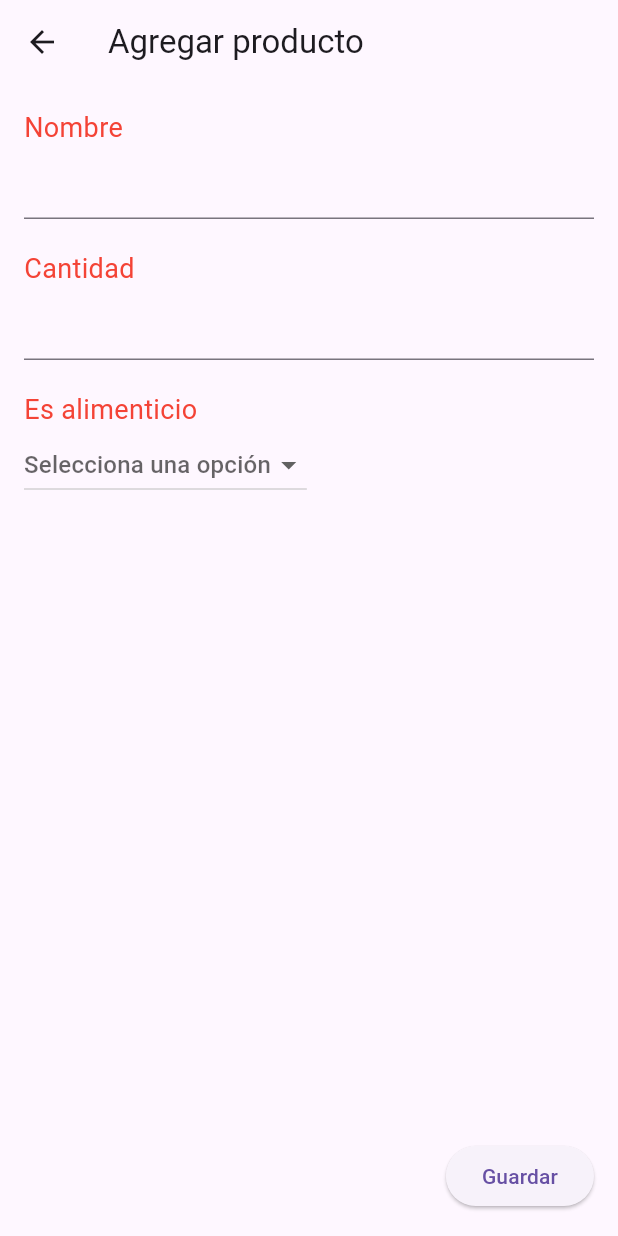
After one commit to JuanManuelB001/FlutterResyApp, a Flutter app: the InventoryScreen screen opened by its route, after a tap on "Agregar Producto", on a phone screen of 412 x 824 dp. The commit adds this screen. Run offline on Flutter 3.47's test engine with Material 3 defaults, Android fonts, the phone set to English and light mode, and no system bars.

Commit message:
Agregando nuevas pantallas - Inventario/productos

```diff
--- a/lib/main.dart
+++ b/lib/main.dart
@@ -4,6 +4,11 @@ import 'pantallas/login_screen.dart';
 import 'pantallas/menu_screen.dart';
 import 'pantallas/gestion_usuarios_screen.dart';
 import 'pantallas/crear_usuario_screen.dart';
+// Pantallas nuevas del módulo de productos
+import 'pantallas/inventory_screen.dart';
+import 'pantallas/agregar_producto_screen.dart';
+import 'pantallas/gestionar_producto_screen.dart';
+import 'pantallas/eliminar_producto_screen.dart';
 
 void main() {
   runApp(const ResyApp());
@@ -24,6 +29,11 @@ class ResyApp extends StatelessWidget {
         '/menu': (context) => const MenuScreen(),
         '/gestion': (context) => const GestionUsuariosScreen(),
         '/crear': (context) => const CrearUsuarioScreen(),
+        // Rutas nuevas del inventario
+        '/inventario': (context) => const InventoryScreen(),
+        '/agregar': (context) => const AgregarProductoScreen(),
+        '/gestionar': (context) => const GestionarProductoScreen(),
+        '/eliminar': (context) => const EliminarProductoScreen(),
       },
     );
   }
--- /dev/null
+++ b/lib/pantallas/agregar_producto_screen.dart
@@ -0,0 +1,75 @@
+import 'package:flutter/material.dart';
+
+class AgregarProductoScreen extends StatefulWidget {
+  const AgregarProductoScreen({super.key});
+
+  @override
+  State<AgregarProductoScreen> createState() => _AgregarProductoScreenState();
+}
+
+class _AgregarProductoScreenState extends State<AgregarProductoScreen> {
+  final TextEditingController _nombreController = TextEditingController();
+  final TextEditingController _cantidadController = TextEditingController();
+  String? _esAlimenticio;
+
+  @override
+  Widget build(BuildContext context) {
+    return Scaffold(
+      appBar: AppBar(title: const Text('Agregar producto')),
+      body: Padding(
+        padding: const EdgeInsets.all(16.0),
+        child: Column(
+          crossAxisAlignment: CrossAxisAlignment.start,
+          children: [
+            const Text(
+              'Nombre',
+              style: TextStyle(color: Colors.red, fontSize: 18),
+            ),
+            TextField(controller: _nombreController),
+            const SizedBox(height: 20),
+            const Text(
+              'Cantidad',
+              style: TextStyle(color: Colors.red, fontSize: 18),
+            ),
+            TextField(
+              controller: _cantidadController,
+              keyboardType: TextInputType.number,
+            ),
+            const SizedBox(height: 20),
+            const Text(
+              'Es alimenticio',
+              style: TextStyle(color: Colors.red, fontSize: 18),
+            ),
+            DropdownButton<String>(
+              value: _esAlimenticio,
+              hint: const Text('Selecciona una opción'),
+              items:
+                  ['Sí', 'No'].map((value) {
+                    return DropdownMenuItem<String>(
+                      value: value,
+                      child: Text(value),
+                    );
+                  }).toList(),
+              onChanged: (value) {
+                setState(() {
+                  _esAlimenticio = value;
+                });
+              },
+            ),
+            const Spacer(),
+            Align(
+              alignment: Alignment.bottomRight,
+              child: ElevatedButton(
+                onPressed: () {
+                  // Aquí se guardaría el producto (por implementar)
+                  Navigator.pop(context);
+                },
+                child: const Text('Guardar'),
+              ),
+            ),
+          ],
+        ),
+      ),
+    );
+  }
+}
--- /dev/null
+++ b/lib/pantallas/inventory_screen.dart
@@ -0,0 +1,42 @@
+import 'package:flutter/material.dart';
+
+class InventoryScreen extends StatelessWidget {
+  const InventoryScreen({Key? key}) : super(key: key);
+
+  @override
+  Widget build(BuildContext context) {
+    return Scaffold(
+      appBar: AppBar(title: const Text('Inventario')),
+      body: Padding(
+        padding: const EdgeInsets.all(20.0),
+        child: Column(
+          children: [
+            ElevatedButton.icon(
+              icon: const Icon(Icons.add),
+              label: const Text('Agregar Producto'),
+              onPressed: () {
+                Navigator.pushNamed(context, '/agregar');
+              },
+            ),
+            const SizedBox(height: 20),
+            ElevatedButton.icon(
+              icon: const Icon(Icons.inventory),
+              label: const Text('Gestionar Producto'),
+              onPressed: () {
+                Navigator.pushNamed(context, '/gestionar');
+              },
+            ),
+            const SizedBox(height: 20),
+            ElevatedButton.icon(
+              icon: const Icon(Icons.delete),
+              label: const Text('Eliminar Producto'),
+              onPressed: () {
+                Navigator.pushNamed(context, '/eliminar');
+              },
+            ),
+          ],
+        ),
+      ),
+    );
+  }
+}
```
Also changed, not shown: lib/pantallas/eliminar_producto_screen.dart (added, +13 -0 lines), lib/pantallas/gestionar_producto_screen.dart (added, +13 -0 lines).
